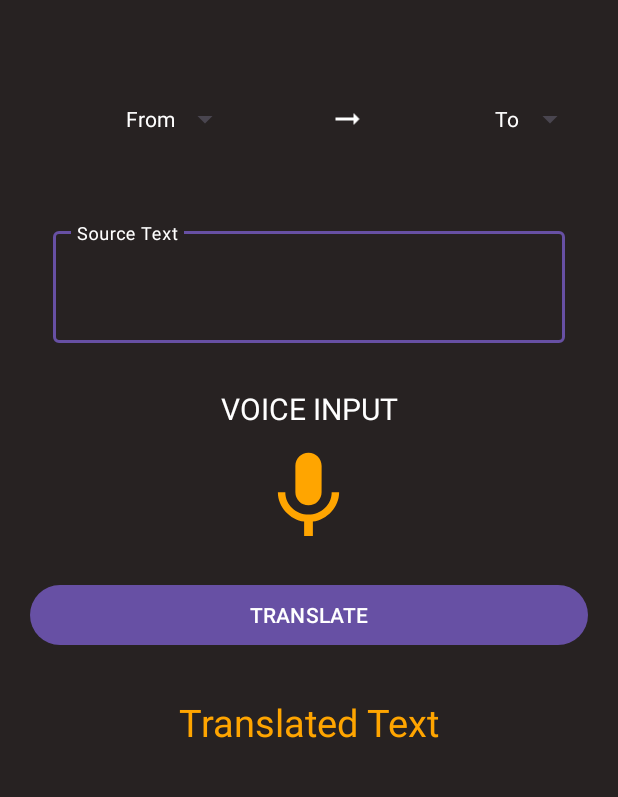
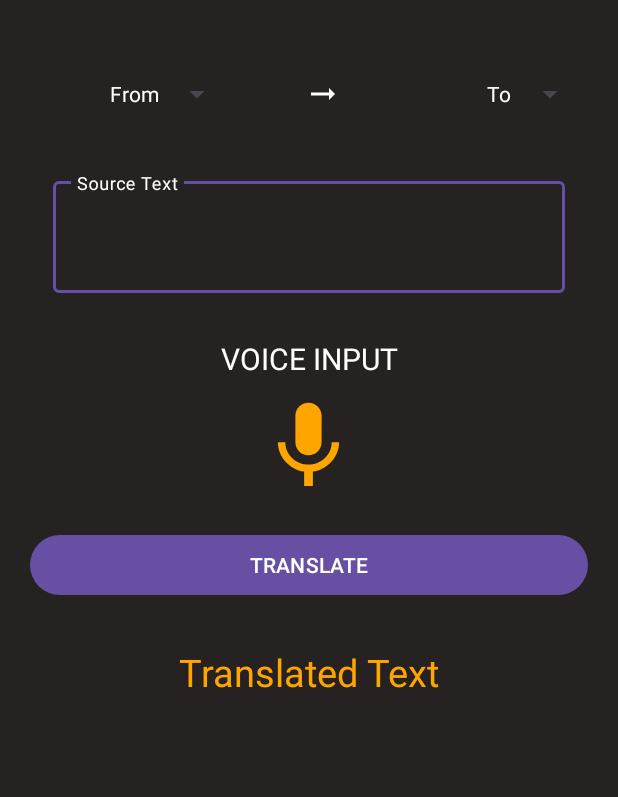
Before and after one commit to Just-vikas91/Language-Translator, an Android app: the screen it shows after launch (MainActivity), on a phone screen of 412 x 824 dp, the part 111-908 px from its top. Run offline under Robolectric (Android 15) with nearby library versions, the phone set to English and light mode, and no system bars; libraries missing offline, so code that uses them is left out: com.google.firebase.ml.

Commit message:
updating the project

```diff
--- a/app/src/main/res/layout/activity_main.xml
+++ b/app/src/main/res/layout/activity_main.xml
@@ -35,7 +35,7 @@
             android:layout_width="20dp"
             android:layout_height="48dp"
             android:layout_weight="1"
-            android:layout_margin="20dp"
+            android:layout_margin="3dp"
             android:layout_gravity="center"
             android:padding="1dp"/>
 
@@ -54,7 +54,7 @@
             android:layout_width="5dp"
             android:layout_height="48dp"
             android:layout_weight="1"
-            android:padding="10dp"
+            android:padding="3dp"
             android:layout_gravity="center"
             android:layout_margin="1dp"
             />
--- a/gradle.properties
+++ b/gradle.properties
@@ -19,6 +19,3 @@ android.useAndroidX=true
 # resources declared in the library itself and none from the library's dependencies,
 # thereby reducing the size of the R class for that library
 android.nonTransitiveRClass=true
-# the Android plugin automatically migrates existing -
-# -third-party libraries to use AndroidX dependencies by rewriting their binaries
-#android.enableJetifier=true
```
